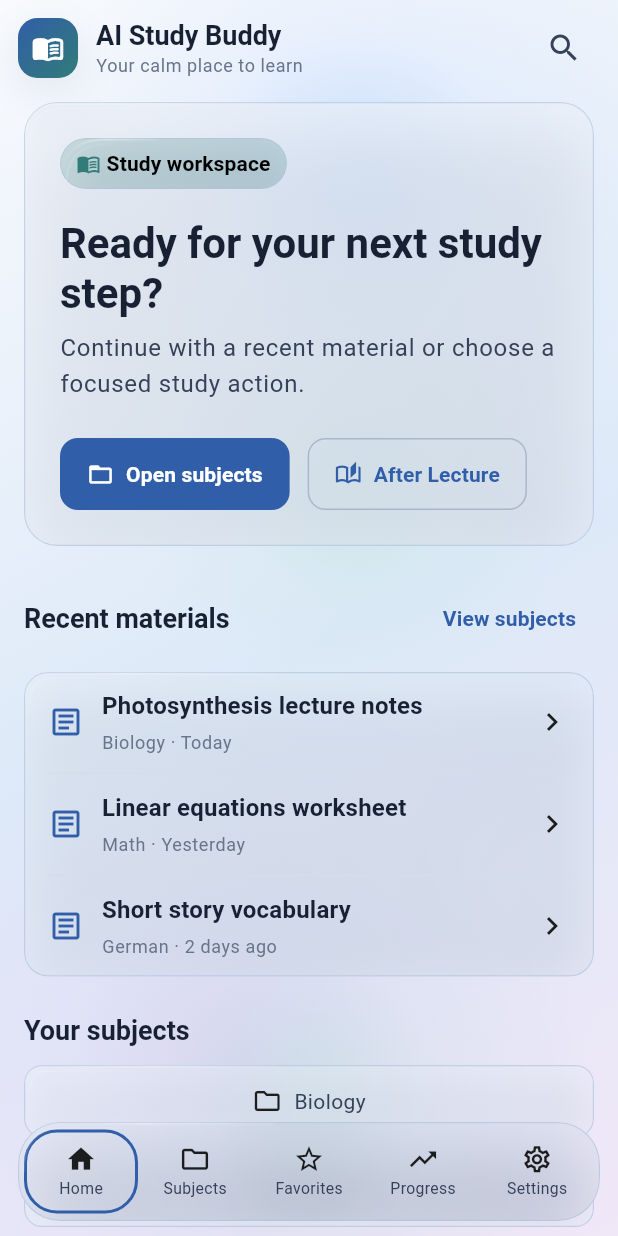
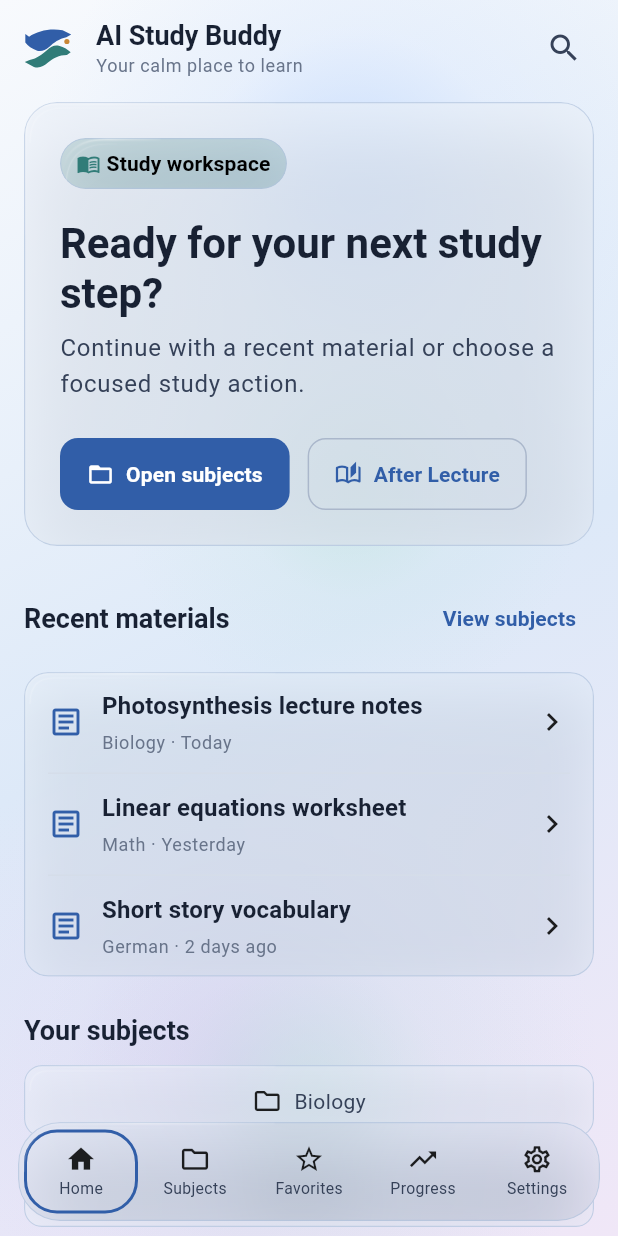
Before and after one commit to MoonlighC/ai-study-buddy, a Flutter app: the screen it shows after launch, after a tap on "Continue with email", on a phone screen of 412 x 824 dp. Run offline on Flutter 3.47's test engine with Material 3 defaults, Android fonts, the phone set to English and light mode, and no system bars; our stand-ins replace file_picker, supabase_flutter; accounts and stored records are empty.

Commit message:
Add original AI Study Buddy brand mark

```diff
--- a/lib/shared/widgets/responsive_app_scaffold.dart
+++ b/lib/shared/widgets/responsive_app_scaffold.dart
@@ -7,6 +7,7 @@ import '../../app/design_system/theme_extensions.dart';
 import '../../app/design_system/tokens.dart';
 import '../../app/routes.dart';
 import 'glass_components.dart';
+import 'study_buddy_mark.dart';
 
 class AtmosphericBackground extends StatelessWidget {
   const AtmosphericBackground({this.subjectColor, super.key});
@@ -211,23 +212,9 @@ class _AppMark extends StatelessWidget {
   const _AppMark();
 
   @override
-  Widget build(BuildContext context) => Semantics(
-    label: 'AI Study Buddy',
-    image: true,
-    child: Container(
-      width: 40,
-      height: 40,
-      decoration: BoxDecoration(
-        borderRadius: BorderRadius.circular(13),
-        gradient: const LinearGradient(
-          begin: Alignment.topLeft,
-          end: Alignment.bottomRight,
-          colors: [AppColors.primary, AppColors.secondary],
-        ),
-        boxShadow: AppShadows.soft,
-      ),
-      child: const Icon(Icons.menu_book_rounded, color: Colors.white, size: 22),
-    ),
+  Widget build(BuildContext context) => const SizedBox.square(
+    dimension: 40,
+    child: Padding(padding: EdgeInsets.all(2), child: StudyBuddyMark()),
   );
 }
 
--- /dev/null
+++ b/lib/shared/widgets/study_buddy_mark.dart
@@ -0,0 +1,178 @@
+import 'package:flutter/material.dart';
+
+import '../../app/design_system/tokens.dart';
+
+enum StudyBuddyMarkVariant { fullColor, flat, monochrome }
+
+/// The AI Study Buddy "Guided S Path" brand mark.
+///
+/// The artwork is drawn from a normalized 100 x 100 coordinate system and has
+/// no asset or network dependency.
+class StudyBuddyMark extends StatelessWidget {
+  const StudyBuddyMark({
+    this.size = 40,
+    this.variant = StudyBuddyMarkVariant.fullColor,
+    this.color,
+    this.secondaryColor,
+    this.accentColor,
+    this.semanticLabel = 'AI Study Buddy',
+    this.excludeFromSemantics = false,
+    super.key,
+  }) : assert(size > 0);
+
+  final double size;
+  final StudyBuddyMarkVariant variant;
+  final Color? color;
+  final Color? secondaryColor;
+  final Color? accentColor;
+  final String semanticLabel;
+  final bool excludeFromSemantics;
+
+  @override
+  Widget build(BuildContext context) {
+    final primary =
+        color ??
+        switch (variant) {
+          StudyBuddyMarkVariant.fullColor => AppColors.primary,
+          StudyBuddyMarkVariant.flat => AppColors.textStrong,
+          StudyBuddyMarkVariant.monochrome => Theme.of(
+            context,
+          ).colorScheme.onSurface,
+        };
+    final secondary = switch (variant) {
+      StudyBuddyMarkVariant.fullColor => secondaryColor ?? AppColors.secondary,
+      StudyBuddyMarkVariant.flat || StudyBuddyMarkVariant.monochrome => primary,
+    };
+    final accent = switch (variant) {
+      StudyBuddyMarkVariant.fullColor => accentColor ?? AppColors.accent,
+      StudyBuddyMarkVariant.flat || StudyBuddyMarkVariant.monochrome => primary,
+    };
+
+    final mark = SizedBox.square(
+      dimension: size,
+      child: CustomPaint(
+        painter: _StudyBuddyMarkPainter(
+          primary: primary,
+          secondary: secondary,
+          accent: accent,
+        ),
+      ),
+    );
+
+    if (excludeFromSemantics) return ExcludeSemantics(child: mark);
+    return Semantics(label: semanticLabel, image: true, child: mark);
+  }
+}
+
+class StudyBuddyLockup extends StatelessWidget {
+  const StudyBuddyLockup({
+    this.size = 40,
+    this.variant = StudyBuddyMarkVariant.fullColor,
+    this.color,
+    this.secondaryColor,
+    this.accentColor,
+    this.semanticLabel = 'AI Study Buddy',
+    this.excludeFromSemantics = false,
+    super.key,
+  }) : assert(size > 0);
+
+  final double size;
+  final StudyBuddyMarkVariant variant;
+  final Color? color;
+  final Color? secondaryColor;
+  final Color? accentColor;
+  final String semanticLabel;
+  final bool excludeFromSemantics;
+
+  @override
+  Widget build(BuildContext context) {
+    final content = Row(
+      mainAxisSize: MainAxisSize.min,
+      children: [
+        StudyBuddyMark(
+          size: size,
+          variant: variant,
+          color: color,
+          secondaryColor: secondaryColor,
+          accentColor: accentColor,
+          excludeFromSemantics: true,
+        ),
+        SizedBox(width: size * 0.3),
+        Text(
+          'AI Study Buddy',
+          style: Theme.of(
+            context,
+          ).textTheme.titleLarge?.copyWith(color: color, fontSize: size * 0.45),
+        ),
+      ],
+    );
+    if (excludeFromSemantics) return ExcludeSemantics(child: content);
+    return Semantics(
+      label: semanticLabel,
+      image: true,
+      excludeSemantics: true,
+      child: content,
+    );
+  }
+}
+
+class _StudyBuddyMarkPainter extends CustomPainter {
+  const _StudyBuddyMarkPainter({
+    required this.primary,
+    required this.secondary,
+    required this.accent,
+  });
+
+  final Color primary;
+  final Color secondary;
+  final Color accent;
+
+  @override
+  void paint(Canvas canvas, Size size) {
+    final scale = size.shortestSide / 100;
+    final compact = size.shortestSide <= 24;
+    canvas.save();
+    canvas.translate(
+      (size.width - size.shortestSide) / 2,
+      (size.height - size.shortestSide) / 2,
+    );
+    canvas.scale(scale);
+
+    final upperRibbon = Path()
+      ..moveTo(8, compact ? 25 : 24)
+      ..lineTo(15, 29)
+      ..cubicTo(31, 18, 54, compact ? 15 : 13, 77, compact ? 18 : 17)
+      ..lineTo(93, 25)
+      ..lineTo(84, 30)
+      ..cubicTo(70, 33, 61, 40, 52, 48)
+      ..cubicTo(45, 54, 38, 57, 30, 55)
+      ..cubicTo(20, 52, 13, 46, 8, compact ? 41 : 40)
+      ..close();
+    final lowerRibbon = Path()
+      ..moveTo(92, 58)
+      ..lineTo(compact ? 86 : 85, compact ? 62 : 63)
+      ..cubicTo(70, compact ? 62 : 63, 60, 69, 50, 77)
+      ..cubicTo(42, 84, 34, compact ? 87 : 88, 24, compact ? 84 : 85)
+      ..lineTo(compact ? 8 : 7, 76)
+      ..lineTo(16, 72)
+      ..cubicTo(30, 69, 39, 62, 48, 54)
+      ..cubicTo(55, 48, 62, compact ? 45 : 44, 70, compact ? 47 : 46)
+      ..cubicTo(80, 48, 87, 54, 92, 58)
+      ..close();
+
+    canvas.drawPath(upperRibbon, Paint()..color = primary);
+    canvas.drawPath(lowerRibbon, Paint()..color = secondary);
+    canvas.drawCircle(
+      Offset(compact ? 84 : 85, compact ? 39 : 38),
+      compact ? 5 : 4.8,
+      Paint()..color = accent,
+    );
+    canvas.restore();
+  }
+
+  @override
+  bool shouldRepaint(covariant _StudyBuddyMarkPainter oldDelegate) =>
+      primary != oldDelegate.primary ||
+      secondary != oldDelegate.secondary ||
+      accent != oldDelegate.accent;
+}
```
Also changed, not shown: 3 other files.
